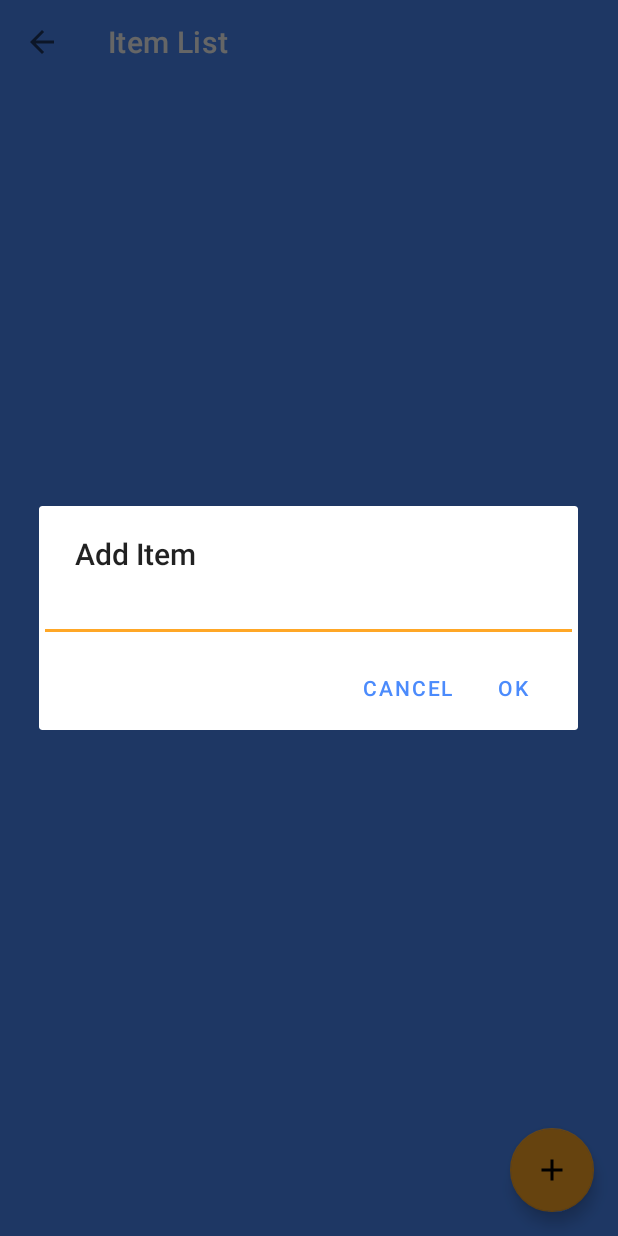
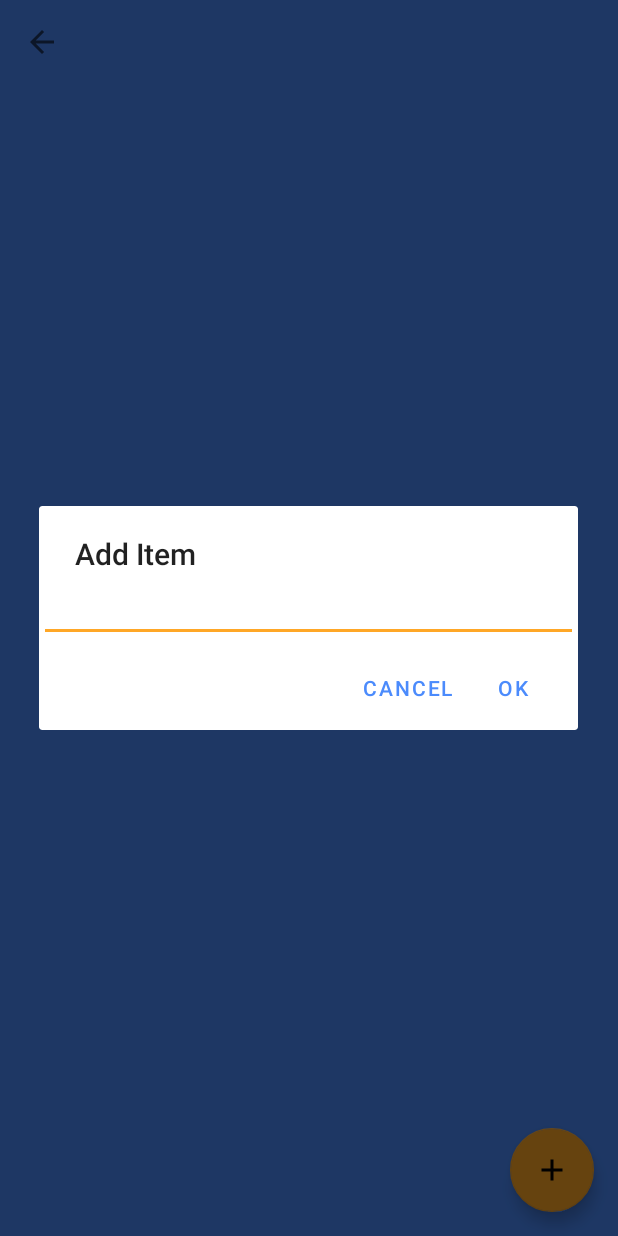
Before and after one commit to OmerYs/Calendar-OY, an Android app: the CategoryActivity screen opened directly, with no data from a screen before it, after a tap on "Add Item", on a phone screen of 412 x 824 dp. Run offline under Robolectric (Android 15) with nearby library versions, the light colour scheme and no system bars; our stand-ins replace Firebase (no records; nobody signed in at launch, a user with empty details on screens opened directly).

Commit message:
titles for item lists final 2

```diff
--- a/app/src/main/java/com/example/calendar_oy/CategoryActivity.java
+++ b/app/src/main/java/com/example/calendar_oy/CategoryActivity.java
@@ -43,7 +43,7 @@ public class CategoryActivity extends AppCompatActivity {
     private ArrayList<Item> items;
     private FloatingActionButton addItemButton;
     private DatabaseReference mDatabase;
-    private String categoryId;
+    private String categoryId, categoryName;
     private DueItemsNotificationReceiver dueItemsNotificationReceiver;
     private SharedPref sharedPref;
 
@@ -58,6 +58,7 @@ public class CategoryActivity extends AppCompatActivity {
         String userId = FirebaseAuth.getInstance().getCurrentUser().getUid();
 
         categoryId = getIntent().getStringExtra("category_id");
+        categoryName = getIntent().getStringExtra("category_name");
         mDatabase = FirebaseDatabase.getInstance("https://calendarproject-dae43-default-rtdb.europe-west1.firebasedatabase.app/").getReference("users").child(userId).child("categories").child(categoryId).child("items");
 
         recyclerView = findViewById(R.id.item_recycler_view);
@@ -132,6 +133,7 @@ public class CategoryActivity extends AppCompatActivity {
         if (actionBar != null) {
             actionBar.setDisplayHomeAsUpEnabled(true);
             actionBar.setHomeButtonEnabled(true);
+            actionBar.setTitle(categoryName);
         }
 
         dueItemsNotificationReceiver = new DueItemsNotificationReceiver();
--- a/app/src/main/java/com/example/calendar_oy/CategoryAdapter.java
+++ b/app/src/main/java/com/example/calendar_oy/CategoryAdapter.java
@@ -54,6 +54,7 @@ public class CategoryAdapter extends RecyclerView.Adapter<CategoryAdapter.Catego
         public void onClick(View view) {
             Intent intent = new Intent(context, CategoryActivity.class);
             intent.putExtra("category_id", categories.get(getAdapterPosition()).getId());
+            intent.putExtra("category_name", categories.get(getAdapterPosition()).getName());
             context.startActivity(intent);
         }
     }
```
